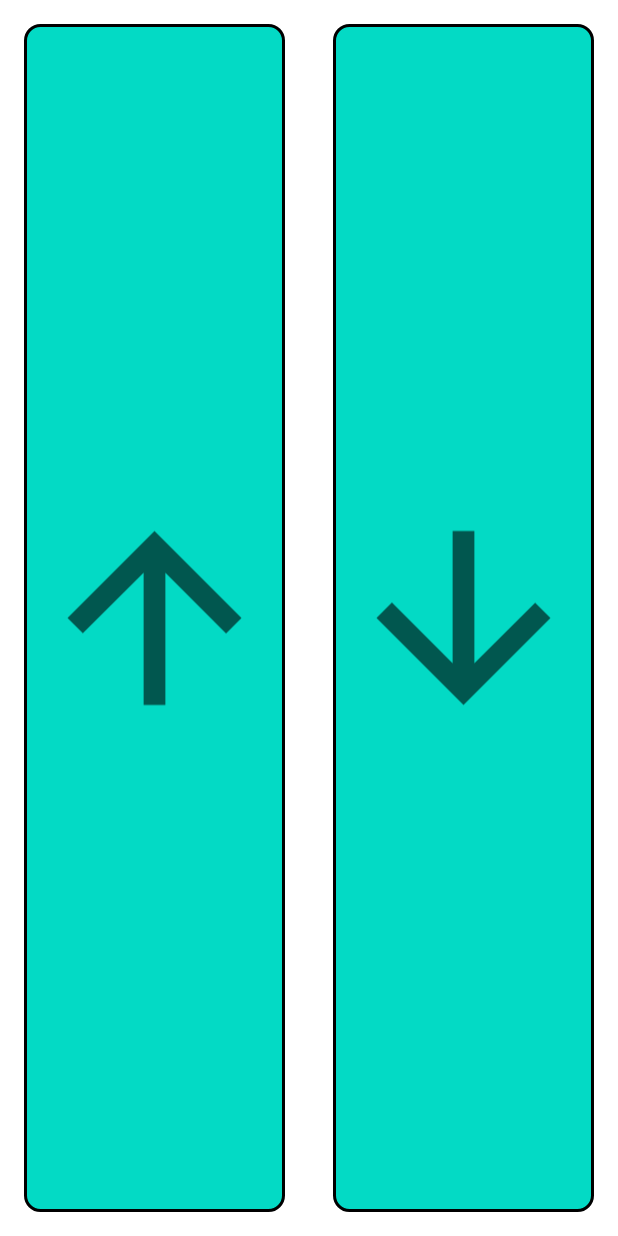
After one commit to martinunterhuber/bus-driver, an Android app: the layout fragment_choice.xml on its own in the app's theme, with its tools: preview values and no code run, on a phone screen of 412 x 824 dp. The commit adds this screen. Run offline under Robolectric (Android 15) with nearby library versions, the light colour scheme and no system bars.

Commit message:
Added choice fragment

```diff
--- a/app/build.gradle
+++ b/app/build.gradle
@@ -15,6 +15,10 @@ android {
         versionName "1.0"
 
         testInstrumentationRunner "androidx.test.runner.AndroidJUnitRunner"
+    }
+
+    buildFeatures {
+        viewBinding = true
     }
 
     buildTypes {
--- a/app/src/main/java/com/example/busfahrer/game/Game.kt
+++ b/app/src/main/java/com/example/busfahrer/game/Game.kt
@@ -2,6 +2,10 @@ package com.example.busfahrer.game
 
 import com.example.busfahrer.cards.CardDeck
 
-class Game {
+class Game (private val players : ArrayList<Player>) {
     private val cardDeck = CardDeck()
+
+    fun shuffleDeck() {
+        cardDeck.shuffle()
+    }
 }
--- /dev/null
+++ b/app/src/main/java/com/example/busfahrer/game/Player.kt
@@ -0,0 +1,4 @@
+package com.example.busfahrer.game
+
+class Player (private val name: String) {
+}
--- /dev/null
+++ b/app/src/main/res/drawable/ic_baseline_arrow_downward_24.xml
@@ -0,0 +1,10 @@
+<vector xmlns:android="http://schemas.android.com/apk/res/android"
+    android:width="24dp"
+    android:height="24dp"
+    android:viewportWidth="24"
+    android:viewportHeight="24"
+    android:tint="?attr/colorControlNormal">
+  <path
+      android:fillColor="@android:color/white"
+      android:pathData="M20,12l-1.41,-1.41L13,16.17V4h-2v12.17l-5.58,-5.59L4,12l8,8 8,-8z"/>
+</vector>
--- /dev/null
+++ b/app/src/main/res/drawable/ic_baseline_arrow_upward_24.xml
@@ -0,0 +1,10 @@
+<vector xmlns:android="http://schemas.android.com/apk/res/android"
+    android:width="24dp"
+    android:height="24dp"
+    android:viewportWidth="24"
+    android:viewportHeight="24"
+    android:tint="?attr/colorControlNormal">
+  <path
+      android:fillColor="@android:color/white"
+      android:pathData="M4,12l1.41,1.41L11,7.83V20h2V7.83l5.58,5.59L20,12l-8,-8 -8,8z"/>
+</vector>
--- /dev/null
+++ b/app/src/main/res/drawable/rounded_box.xml
@@ -0,0 +1,18 @@
+<?xml version="1.0" encoding="utf-8"?>
+<shape xmlns:android="http://schemas.android.com/apk/res/android"
+    android:shape="rectangle" >
+
+    <solid
+        android:color="@color/teal_200" >
+    </solid>
+
+    <stroke
+        android:width="2dp"
+        android:color="@color/black" >
+    </stroke>
+
+    <corners
+        android:radius="10dp"   >
+    </corners>
+
+</shape>
--- /dev/null
+++ b/app/src/main/res/layout/activity_game.xml
@@ -0,0 +1,6 @@
+<?xml version="1.0" encoding="utf-8"?>
+<androidx.constraintlayout.widget.ConstraintLayout xmlns:android="http://schemas.android.com/apk/res/android"
+    android:layout_width="match_parent"
+    android:layout_height="match_parent">
+
+</androidx.constraintlayout.widget.ConstraintLayout>
--- /dev/null
+++ b/app/src/main/res/layout/fragment_choice.xml
@@ -0,0 +1,50 @@
+<?xml version="1.0" encoding="utf-8"?>
+<androidx.constraintlayout.widget.ConstraintLayout xmlns:android="http://schemas.android.com/apk/res/android"
+    xmlns:app="http://schemas.android.com/apk/res-auto"
+    xmlns:tools="http://schemas.android.com/tools"
+    android:layout_width="match_parent"
+    android:layout_height="match_parent">
+
+    <ImageView
+        android:id="@+id/box1"
+        android:layout_width="0dp"
+        android:layout_height="0dp"
+        android:layout_margin="16dp"
+        app:layout_constraintTop_toTopOf="parent"
+        app:layout_constraintBottom_toBottomOf="parent"
+        app:layout_constraintStart_toStartOf="parent"
+        app:layout_constraintEnd_toStartOf="@id/box2"
+        android:src="@drawable/rounded_box" />
+
+    <ImageView
+        android:id="@+id/symbol_box1"
+        android:layout_width="0dp"
+        android:layout_height="0dp"
+        app:layout_constraintBottom_toBottomOf="@+id/box1"
+        app:layout_constraintEnd_toEndOf="@+id/box1"
+        app:layout_constraintStart_toStartOf="@+id/box1"
+        app:layout_constraintTop_toTopOf="@+id/box1"
+        android:src="@drawable/ic_baseline_arrow_upward_24" />
+
+    <ImageView
+        android:id="@+id/box2"
+        android:layout_width="0dp"
+        android:layout_height="0dp"
+        android:layout_margin="16dp"
+        app:layout_constraintTop_toTopOf="parent"
+        app:layout_constraintBottom_toBottomOf="parent"
+        app:layout_constraintEnd_toEndOf="parent"
+        app:layout_constraintStart_toEndOf="@id/box1"
+        tools:src="@drawable/rounded_box" />
+
+    <ImageView
+        android:id="@+id/symbol_box2"
+        android:layout_width="0dp"
+        android:layout_height="0dp"
+        app:layout_constraintBottom_toBottomOf="@+id/box2"
+        app:layout_constraintEnd_toEndOf="@+id/box2"
+        app:layout_constraintStart_toStartOf="@+id/box2"
+        app:layout_constraintTop_toTopOf="@+id/box2"
+        android:src="@drawable/ic_baseline_arrow_downward_24" />
+
+</androidx.constraintlayout.widget.ConstraintLayout>
--- a/app/src/main/res/values/strings.xml
+++ b/app/src/main/res/values/strings.xml
@@ -1,3 +1,8 @@
 <resources>
     <string name="app_name">Busfahrer</string>
+    <string name="player_1">Player 1</string>
+    <string name="player_2">Player 2</string>
+    <string name="player_3">Player 3</string>
+    <string name="player_4">Player 4</string>
+    <string name="start_game">Start Game</string>
 </resources>
```
Also changed, not shown: app/src/main/java/com/example/busfahrer/ui/GameActivity.kt (added, +25 -0 lines), app/src/main/java/com/example/busfahrer/ui/MainActivity.kt (+18 -8 lines), app/src/main/res/layout/activity_main.xml (+57 -6 lines).
